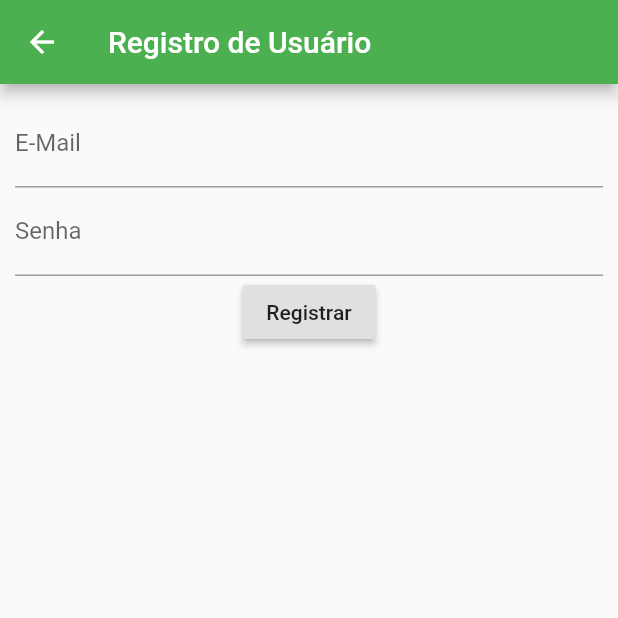
After one commit to Yuu-bytes/Flutter, a Flutter app: the screen it shows after launch, after a tap on "Registrar", on a phone screen of 412 x 824 dp, the top half of it. The commit adds this screen. Run offline on Flutter 3.47's test engine with Material 2 defaults, Android fonts, the phone set to English and light mode, and no system bars; our stand-ins replace cloud_firestore, firebase_auth, firebase_core; missing offline and left inert: dart:ffi; accounts and stored records are empty; network calls fail.

Commit message:
Aula dia 04/11 registrar e recuperar senha

```diff
--- a/cadastrocti2020/lib/main.dart
+++ b/cadastrocti2020/lib/main.dart
@@ -1,3 +1,5 @@
+import 'package:cadastrocti2020/esqueci.dart';
+import 'package:cadastrocti2020/registrar.dart';
 import 'package:firebase_auth/firebase_auth.dart';
 import 'package:firebase_core/firebase_core.dart';
 import 'package:cloud_firestore/cloud_firestore.dart';
@@ -84,6 +86,31 @@ class _HomeState extends State<Home> {
                 ],
               ),
             ),
+            Column(
+              crossAxisAlignment: CrossAxisAlignment.end,
+              children: [
+                FlatButton(
+                  textColor: Colors.blue,
+                  child: Text("Esqueci Minha Senha"),
+                  onPressed: (){
+                    Navigator.push(
+                      context,
+                      MaterialPageRoute(builder: (context) => Esqueci()),
+                    );
+                  },
+                ),
+                FlatButton(
+                  textColor: Colors.blue,
+                  child: Text("Registrar"),
+                  onPressed: (){
+                    Navigator.push(
+                      context,
+                      MaterialPageRoute(builder: (context) => Registrar()),
+                    );
+                  },
+                ),
+              ],
+            ),
             RaisedButton(
               color: Colors.lightBlueAccent,
               child: Text("Menu"),
--- /dev/null
+++ b/cadastrocti2020/lib/registrar.dart
@@ -0,0 +1,99 @@
+import 'package:flutter/material.dart';
+import 'package:firebase_auth/firebase_auth.dart';
+
+class Registrar extends StatefulWidget {
+  @override
+  _RegistrarState createState() => _RegistrarState();
+}
+
+class _RegistrarState extends State<Registrar> {
+
+  GlobalKey<ScaffoldState> scaffoldKey = GlobalKey<ScaffoldState>();
+  GlobalKey<FormState> formKey = GlobalKey<FormState>();
+
+  TextEditingController usuarioLogin = TextEditingController();
+  TextEditingController usuarioSenha = TextEditingController();
+
+  @override
+  Widget build(BuildContext context) {
+    return Scaffold(
+      key: scaffoldKey,
+      appBar: AppBar(
+        backgroundColor: Colors.green,
+        title: Text("Registro de Usuário"),
+      ),
+      body: SingleChildScrollView(
+        padding: EdgeInsets.all(10),
+        child: Column(
+          crossAxisAlignment: CrossAxisAlignment.stretch,
+          children: [
+            Form(
+              key: formKey,
+              child: Column(
+                children: <Widget>[
+                  TextFormField(
+                    controller: usuarioLogin,
+                    keyboardType: TextInputType.emailAddress,
+                    decoration: InputDecoration(
+                      labelText: "E-Mail",
+                      hintText: "Informe o E-Mail",
+                    ),
+                    validator: (valor) {
+                      if (valor.isEmpty) {
+                        return "Informe o E-Mail";
+                      } else {
+                        return null;
+                      }
+                    },
+                  ),
+                  TextFormField(
+                    controller: usuarioSenha,
+                    obscureText: true,
+                    keyboardType: TextInputType.text,
+                    decoration: InputDecoration(
+                      labelText: "Senha",
+                      hintText: "Informe a Senha",
+                    ),
+                    validator: (valor) {
+                      if (valor.isEmpty) {
+                        return "Informe a Senha";
+                      } else {
+                        return null;
+                      }
+                    },
+                  ),
+
+                  RaisedButton(
+                    child: Text("Registrar"),
+                    onPressed: (){
+                      registrar();
+                    },
+                  ),
+                ],
+              ),
+            ),
+          ],
+        ),
+      ),
+    );
+  }
+
+  Future<void> registrar() async {
+    try {
+      UserCredential usuario = await FirebaseAuth.instance
+          .createUserWithEmailAndPassword(
+          email: usuarioLogin.text,
+          password: usuarioSenha.text
+      );
+      usuario.credential;
+      Navigator.pop(context);
+    } catch (erro) {
+      SnackBar snackBar = SnackBar(
+        backgroundColor: Colors.red,
+        content: Text("ERRO ao registrar usuário"),
+      );
+      scaffoldKey.currentState.showSnackBar(snackBar);
+    }
+  }
+
+}
```
Also changed, not shown: cadastrocti2020/lib/esqueci.dart (added, +75 -0 lines).
